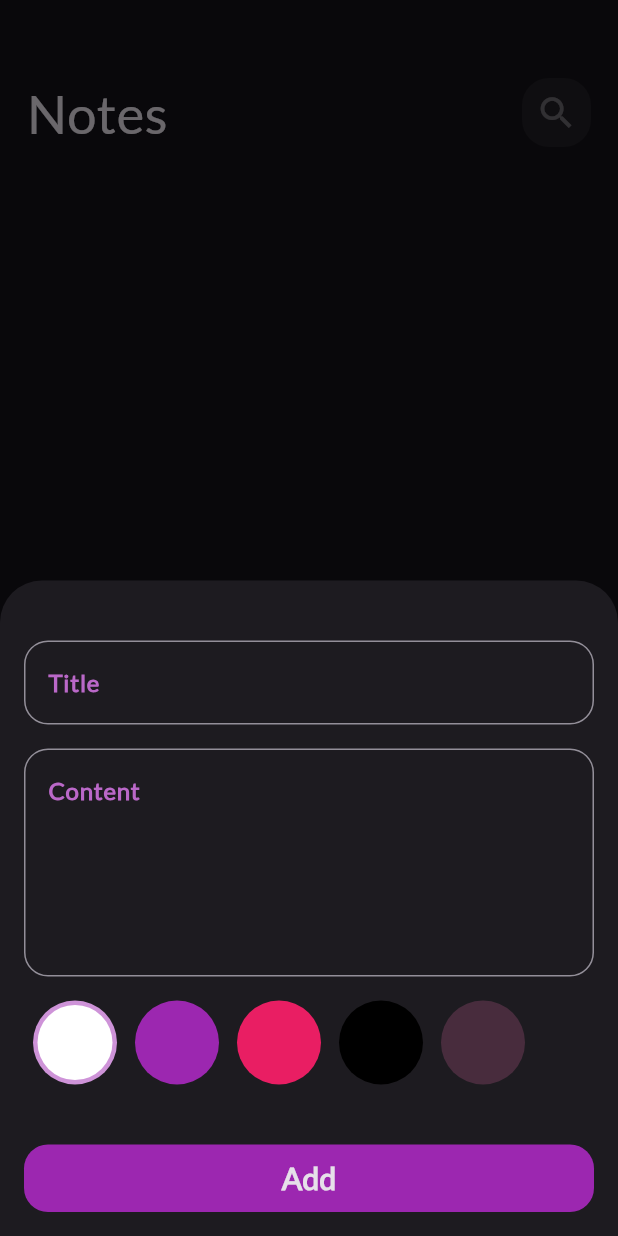
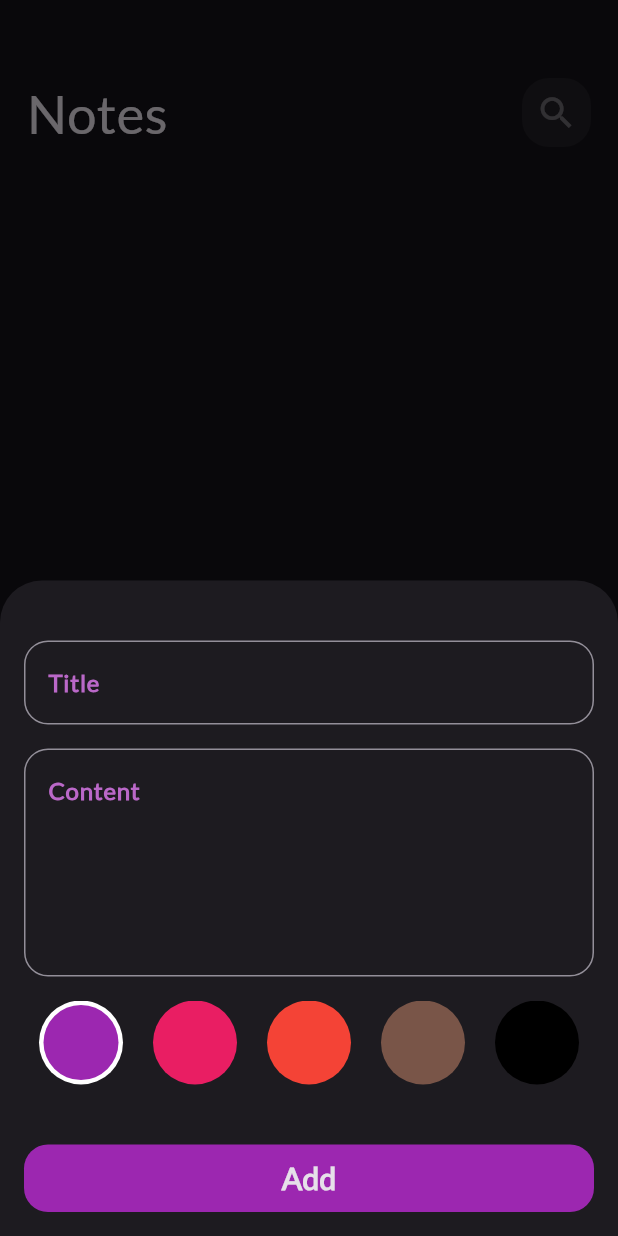
Before and after one commit to Nadaali18/notes_app, a Flutter app: the screen it shows after launch, after a tap on the "add" icon, on a phone screen of 412 x 824 dp. Run offline on Flutter 3.47's test engine with Material 3 defaults, Android fonts, the phone set to English and light mode, and no system bars; our stand-ins replace bloc, flutter_bloc, hive, hive_flutter; accounts and stored records are empty.

Commit message:
finish note sheet

```diff
--- a/lib/cubits/add note cubit/add_notes_cubit.dart
+++ b/lib/cubits/add note cubit/add_notes_cubit.dart
@@ -9,8 +9,9 @@ part 'add_notes_state.dart';
 class AddNotesCubit extends Cubit<AddNotesState>{
   AddNotesCubit() : super(AddNotesInitial());
 
-
+Color color = Colors.purple;
   addNote(NoteModel note)async{
+    note.color=color.value;
     emit(AddNotesLoading());
   try{
     var notesBox=Hive.box<NoteModel>(kNotesBox);
--- a/lib/models/note_model.dart
+++ b/lib/models/note_model.dart
@@ -9,7 +9,7 @@ class NoteModel extends HiveObject{
   @HiveField(2)
   final String date;
   @HiveField(3)
-  final int color;
+   int color;
 
   NoteModel({required this.title, required this.subTitle, required this.date, required this.color});
 }
--- a/lib/widgets/colors_list_view.dart
+++ b/lib/widgets/colors_list_view.dart
@@ -1,4 +1,6 @@
 import 'package:flutter/material.dart';
+import 'package:flutter_bloc/flutter_bloc.dart';
+import 'package:notes_app/cubits/add%20note%20cubit/add_notes_cubit.dart';
 
 class ColorItem extends StatelessWidget {
   const ColorItem({super.key,required this.choice,required this.color});
@@ -8,7 +10,7 @@ final Color color;
   Widget build(BuildContext context) {
     return choice ?  CircleAvatar(
          radius: 28,
-        backgroundColor: Colors.purple[200],
+        backgroundColor: Colors.white,
       child: CircleAvatar(
         radius: 25,
         backgroundColor: color,
@@ -31,11 +33,16 @@ class ColorsListView extends StatefulWidget {
 class _ColorsListViewState extends State<ColorsListView> {
   int currentIndex =0;
   List<Color> colors=[
-    Colors.white,
     Colors.purple,
     Colors.pink,
+    Colors.red,
+    Colors.brown,
     Colors.black,
     Color(0xFF482C3D),
+    Colors.deepPurple,
+    Colors.deepPurpleAccent,
+    Colors.cyan,
+    Colors.indigo,
   ];
   @override
   Widget build(BuildContext context) {
@@ -45,10 +52,11 @@ class _ColorsListViewState extends State<ColorsListView> {
         scrollDirection: Axis.horizontal,
         itemCount: colors.length,
         itemBuilder: (context,index)=>Padding(
-          padding:const  EdgeInsets.symmetric(horizontal: 6),
+          padding:const  EdgeInsets.symmetric(horizontal: 10),
           child: GestureDetector(
             onTap: () {
               currentIndex = index;
+              BlocProvider.of<AddNotesCubit>(context).color = colors[index];
               setState(() {
               });
             },
--- a/lib/widgets/edit_note_view_body.dart
+++ b/lib/widgets/edit_note_view_body.dart
@@ -2,6 +2,7 @@ import 'package:flutter/material.dart';
 import 'package:flutter_bloc/flutter_bloc.dart';
 import 'package:notes_app/cubits/notes_cubit.dart';
 import 'package:notes_app/models/note_model.dart';
+import 'package:notes_app/widgets/colors_list_view.dart';
 import 'package:notes_app/widgets/custom_app_bar.dart';
 import 'package:notes_app/widgets/custom_text_field.dart';
 
@@ -48,7 +49,7 @@ class _EditNoteViewBodyState extends State<EditNoteViewBody> {
             },
             hint: widget.note.subTitle,maxLines: 5,),
         ),
-
+        const ColorsListView(),
       ],
     );
   }
```
